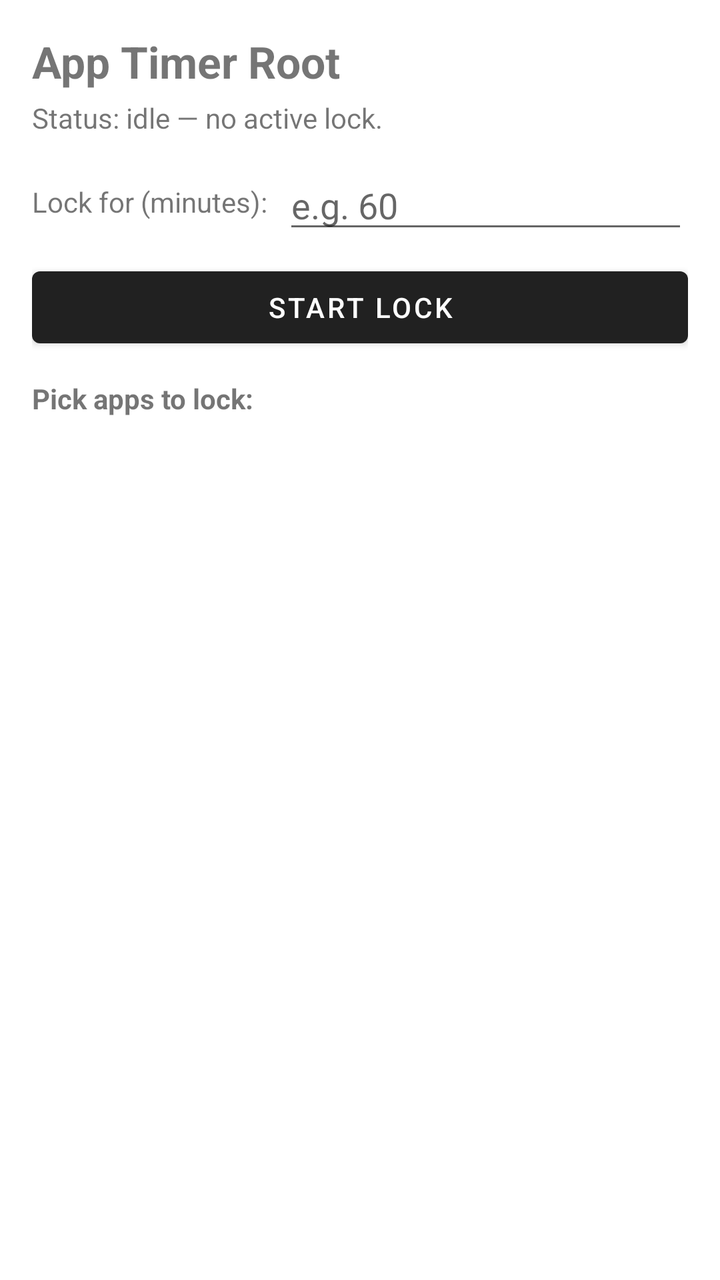
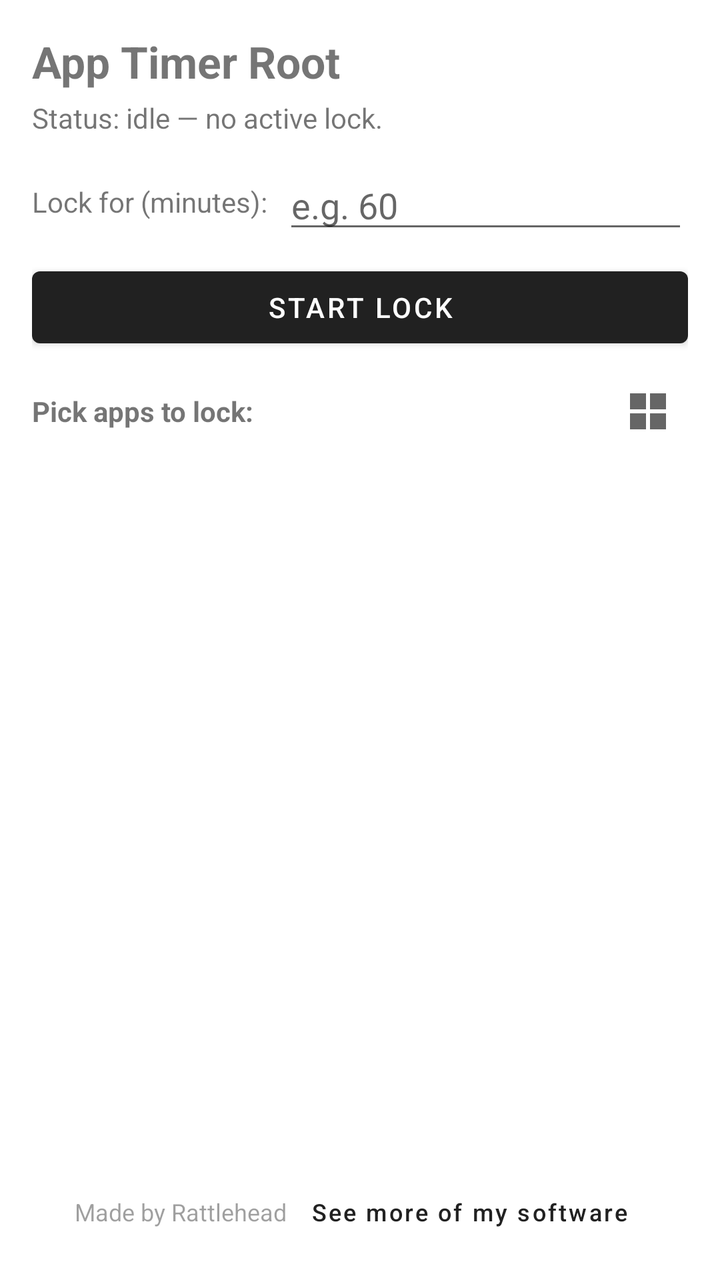

Compare the two renders of this Android layout. The source of the first and the diff that turns it into the second are given below.
<!-- AndroidManifest.xml: application theme Theme.AppTimerRoot -->
<!-- res/layout/activity_main.xml -->
<?xml version="1.0" encoding="utf-8"?>
<LinearLayout xmlns:android="http://schemas.android.com/apk/res/android"
    xmlns:app="http://schemas.android.com/apk/res-auto"
    android:layout_width="match_parent"
    android:layout_height="match_parent"
    android:orientation="vertical"
    android:padding="16dp">

    <TextView
        android:layout_width="match_parent"
        android:layout_height="wrap_content"
        android:text="@string/app_name"
        android:textSize="22sp"
        android:textStyle="bold" />

    <TextView
        android:id="@+id/status_text"
        android:layout_width="match_parent"
        android:layout_height="wrap_content"
        android:layout_marginTop="4dp"
        android:layout_marginBottom="12dp"
        android:text="@string/status_idle"
        android:textSize="14sp" />

    <LinearLayout
        android:layout_width="match_parent"
        android:layout_height="wrap_content"
        android:orientation="horizontal"
        android:gravity="center_vertical">

        <TextView
            android:layout_width="wrap_content"
            android:layout_height="wrap_content"
            android:text="@string/duration_label" />

        <EditText
            android:id="@+id/duration_minutes"
            android:layout_width="0dp"
            android:layout_weight="1"
            android:layout_height="wrap_content"
            android:layout_marginStart="8dp"
            android:inputType="number"
            android:hint="@string/duration_hint" />
    </LinearLayout>

    <Button
        android:id="@+id/start_button"
        android:layout_width="match_parent"
        android:layout_height="wrap_content"
        android:layout_marginTop="8dp"
        android:text="@string/start_lock" />

    <TextView
        android:layout_width="match_parent"
        android:layout_height="wrap_content"
        android:layout_marginTop="12dp"
        android:text="@string/pick_apps"
        android:textStyle="bold" />

    
    <HorizontalScrollView
        android:layout_width="match_parent"
        android:layout_height="wrap_content"
        android:layout_marginTop="8dp"
        android:scrollbars="none"
        android:fillViewport="false">

        <com.google.android.material.chip.ChipGroup
            android:id="@+id/category_chips"
            android:layout_width="wrap_content"
            android:layout_height="wrap_content"
            app:singleSelection="false"
            app:selectionRequired="false"
            app:chipSpacingHorizontal="8dp" />
    </HorizontalScrollView>

    <androidx.recyclerview.widget.RecyclerView
        android:id="@+id/app_list"
        android:layout_width="match_parent"
        android:layout_height="0dp"
        android:layout_weight="1"
        android:layout_marginTop="8dp" />

</LinearLayout>
<!-- resources referenced by this layout -->
<resources>
  <string name="app_name">App Timer Root</string>
  <string name="duration_hint">e.g. 60</string>
  <string name="duration_label">Lock for (minutes):</string>
  <string name="pick_apps">Pick apps to lock:</string>
  <string name="start_lock">Start Lock</string>
  <string name="status_idle">Status: idle — no active lock.</string>
  <style name="Theme.AppTimerRoot" parent="Theme.MaterialComponents.DayNight.DarkActionBar" />
</resources>

<!-- the commit's change to res/layout/activity_main.xml (unified diff, before → after) -->
@@ -50,18 +50,35 @@
         android:layout_marginTop="8dp"
         android:text="@string/start_lock" />
 
-    <TextView
+    <LinearLayout
         android:layout_width="match_parent"
         android:layout_height="wrap_content"
-        android:layout_marginTop="12dp"
-        android:text="@string/pick_apps"
-        android:textStyle="bold" />
+        android:layout_marginTop="8dp"
+        android:orientation="horizontal"
+        android:gravity="center_vertical">
+
+        <TextView
+            android:layout_width="0dp"
+            android:layout_weight="1"
+            android:layout_height="wrap_content"
+            android:text="@string/pick_apps"
+            android:textStyle="bold" />
+
+        
+        <ImageButton
+            android:id="@+id/view_mode_toggle"
+            android:layout_width="40dp"
+            android:layout_height="40dp"
+            android:background="?attr/selectableItemBackgroundBorderless"
+            android:src="@drawable/ic_view_grid"
+            android:contentDescription="@string/view_as_grid" />
+    </LinearLayout>
 
     
     <HorizontalScrollView
         android:layout_width="match_parent"
         android:layout_height="wrap_content"
-        android:layout_marginTop="8dp"
+        android:layout_marginTop="4dp"
         android:scrollbars="none"
         android:fillViewport="false">
 
@@ -81,4 +98,35 @@
         android:layout_weight="1"
         android:layout_marginTop="8dp" />
 
+    
+    <LinearLayout
+        android:layout_width="match_parent"
+        android:layout_height="wrap_content"
+        android:layout_marginTop="4dp"
+        android:orientation="horizontal"
+        android:gravity="center">
+
+        <TextView
+            android:layout_width="wrap_content"
+            android:layout_height="wrap_content"
+            android:text="@string/credit_made_by"
+            android:textSize="12sp"
+            android:alpha="0.7" />
+
+        <com.google.android.material.button.MaterialButton
+            android:id="@+id/credit_button"
+            style="@style/Widget.MaterialComponents.Button.TextButton"
+            android:layout_width="wrap_content"
+            android:layout_height="36dp"
+            android:layout_marginStart="4dp"
+            android:minHeight="0dp"
+            android:insetTop="0dp"
+            android:insetBottom="0dp"
+            android:paddingStart="8dp"
+            android:paddingEnd="8dp"
+            android:text="@string/credit_see_more"
+            android:textAllCaps="false"
+            android:textSize="12sp" />
+    </LinearLayout>
+
 </LinearLayout>
<!-- resource entries referenced after the edit -->
@@ -1,11 +1,26 @@
 <!-- resources referenced by this layout -->
 <resources>
+  <!-- drawable ic_view_grid (drawable) -->
+  <?xml version="1.0" encoding="utf-8"?>
+  <vector xmlns:android="http://schemas.android.com/apk/res/android"
+      android:width="24dp"
+      android:height="24dp"
+      android:viewportWidth="24"
+      android:viewportHeight="24"
+      android:tint="?attr/colorControlNormal">
+      <path
+          android:fillColor="@android:color/white"
+          android:pathData="M3,3h8v8H3V3zM13,3h8v8h-8V3zM3,13h8v8H3v-8zM13,13h8v8h-8v-8z" />
+  </vector>
   <string name="app_name">App Timer Root</string>
+  <string name="credit_made_by">Made by Rattlehead</string>
+  <string name="credit_see_more">See more of my software</string>
   <string name="duration_hint">e.g. 60</string>
   <string name="duration_label">Lock for (minutes):</string>
   <string name="pick_apps">Pick apps to lock:</string>
   <string name="start_lock">Start Lock</string>
   <string name="status_idle">Status: idle — no active lock.</string>
+  <string name="view_as_grid">Show apps as grid</string>
   <style name="Theme.AppTimerRoot" parent="Theme.MaterialComponents.DayNight.DarkActionBar" />
 </resources>
 
